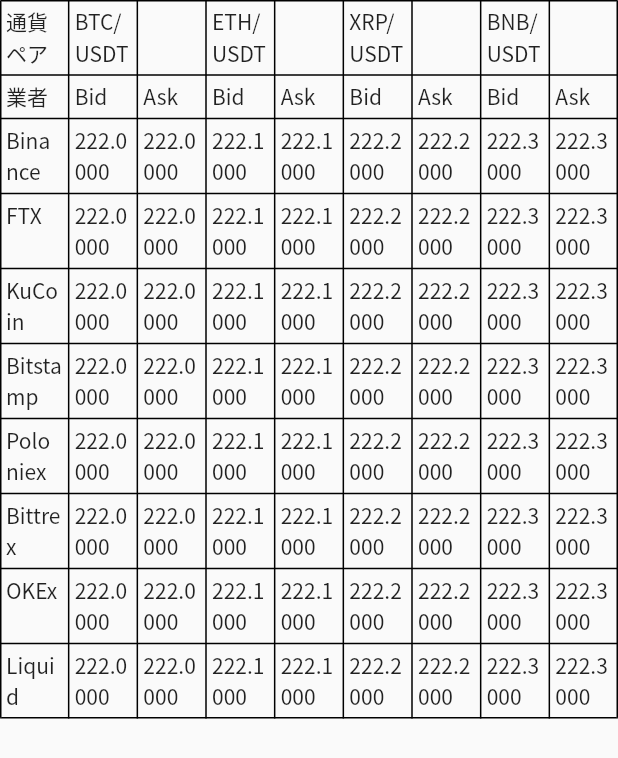
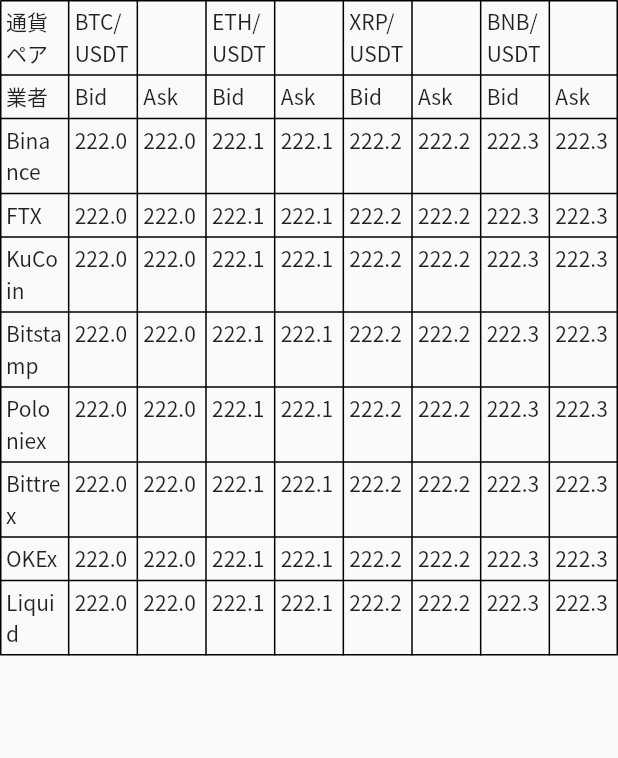
Before and after one commit to aaaa1597/flutter-arbph2v2, a Flutter app: the _AskBidTable widget shown alone on an empty page, opened directly, on a phone screen of 412 x 824 dp. Shown: the top 758 px of the screen. Run offline on Flutter 3.47's test engine with Material 2 defaults, Android fonts, the phone set to English and light mode, and no system bars; our stand-ins replace flutter_hooks, flutter_riverpod, hooks_riverpod, riverpod.

Commit message:
bid/ask取得処理の皮を作成。2

```diff
--- a/lib/main.dart
+++ b/lib/main.dart
@@ -99,19 +99,19 @@
 enum BrokerId { bi, fx, kc, bs, pn, bt, ex, lq,}
 extension on BrokerId { String get str => this.toString().split(".").last;}
 
-class AskBidData {
-  AskBidData(this.symbol, this.id, this.ask, this.bid);
+class AskBidDataforTbl {
+  AskBidDataforTbl(this.symbol, this.id, this.askstr, this.bidstr);
   final Symbol symbol;
   final BrokerId id;
-  final double ask;
-  final double bid;
+  final String askstr;
+  final String bidstr;
 }
 
-final askbidProvider = Provider.family<List<AskBidData>, BrokerId>((ref, bid) {
-   return [AskBidData(Symbol.BTC_USDT, bid, 111.0, 222.0),
-           AskBidData(Symbol.ETH_USDT, bid, 111.1, 222.1),
-           AskBidData(Symbol.XRP_USDT, bid, 111.2, 222.2),
-           AskBidData(Symbol.BNB_USDT, bid, 111.3, 222.3),];
+final askbidProvider = Provider.family<List<AskBidDataforTbl>, BrokerId>((ref, bid) {
+   return [AskBidDataforTbl(Symbol.BTC_USDT, bid, '111.0', '222.0'),
+           AskBidDataforTbl(Symbol.ETH_USDT, bid, '111.1', '222.1'),
+           AskBidDataforTbl(Symbol.XRP_USDT, bid, '111.2', '222.2'),
+           AskBidDataforTbl(Symbol.BNB_USDT, bid, '111.3', '222.3'),];
 });
 
 class _AskBidTable extends HookWidget {
@@ -132,70 +132,70 @@
       children: [
         TableRow(children: [Padding(padding: EdgeInsets.all(4.0),child: Text("通貨ペア")),Padding(padding: EdgeInsets.all(4.0),child: Text("BTC/USDT")),Text("")                                                 ,Padding(padding: EdgeInsets.all(4.0),child: Text("ETH/USDT")) ,Text("")                                                 ,Padding(padding: EdgeInsets.all(4.0),child: Text("XRP/USDT")) ,Text("")                                                 ,Padding(padding: EdgeInsets.all(4.0),child: Text("BNB/USDT")),Text("")                                                ,]),
         TableRow(children: [Padding(padding: EdgeInsets.all(4.0),child: Text("業者"))    ,Padding(padding: EdgeInsets.all(4.0),child: Text("Bid"))     ,Padding(padding: EdgeInsets.all(4.0),child: Text("Ask")) ,Padding(padding: EdgeInsets.all(4.0),child: Text("Bid"))      ,Padding(padding: EdgeInsets.all(4.0),child: Text("Ask")) ,Padding(padding: EdgeInsets.all(4.0),child: Text("Bid"))      ,Padding(padding: EdgeInsets.all(4.0),child: Text("Ask")) ,Padding(padding: EdgeInsets.all(4.0),child: Text("Bid"))     ,Padding(padding: EdgeInsets.all(4.0),child: Text("Ask")),]),
-        TableRow(children: [Padding(padding: EdgeInsets.all(4.0),child: Text("Binance")) ,Padding(padding: EdgeInsets.all(4.0),child: Text(AskBidsbi[0].bid.toStringAsFixed(4)))
-                                                                                         ,Padding(padding: EdgeInsets.all(4.0),child: Text(AskBidsbi[0].bid.toStringAsFixed(4)))
-                                                                                         ,Padding(padding: EdgeInsets.all(4.0),child: Text(AskBidsbi[1].bid.toStringAsFixed(4)))
-                                                                                         ,Padding(padding: EdgeInsets.all(4.0),child: Text(AskBidsbi[1].bid.toStringAsFixed(4)))
-                                                                                         ,Padding(padding: EdgeInsets.all(4.0),child: Text(AskBidsbi[2].bid.toStringAsFixed(4)))
-                                                                                         ,Padding(padding: EdgeInsets.all(4.0),child: Text(AskBidsbi[2].bid.toStringAsFixed(4)))
-                                                                                         ,Padding(padding: EdgeInsets.all(4.0),child: Text(AskBidsbi[3].bid.toStringAsFixed(4)))
-                                                                                         ,Padding(padding: EdgeInsets.all(4.0),child: Text(AskBidsbi[3].bid.toStringAsFixed(4))),]),
-        TableRow(children: [Padding(padding: EdgeInsets.all(4.0),child: Text("FTX"))     ,Padding(padding: EdgeInsets.all(4.0),child: Text(AskBidsfx[0].bid.toStringAsFixed(4)))
-                                                                                         ,Padding(padding: EdgeInsets.all(4.0),child: Text(AskBidsfx[0].bid.toStringAsFixed(4)))
-                                                                                         ,Padding(padding: EdgeInsets.all(4.0),child: Text(AskBidsfx[1].bid.toStringAsFixed(4)))
-                                                                                         ,Padding(padding: EdgeInsets.all(4.0),child: Text(AskBidsfx[1].bid.toStringAsFixed(4)))
-                                                                                         ,Padding(padding: EdgeInsets.all(4.0),child: Text(AskBidsfx[2].bid.toStringAsFixed(4)))
-                                                                                         ,Padding(padding: EdgeInsets.all(4.0),child: Text(AskBidsfx[2].bid.toStringAsFixed(4)))
-                                                                                         ,Padding(padding: EdgeInsets.all(4.0),child: Text(AskBidsfx[3].bid.toStringAsFixed(4)))
-                                                                                         ,Padding(padding: EdgeInsets.all(4.0),child: Text(AskBidsfx[3].bid.toStringAsFixed(4))),]),
-        TableRow(children: [Padding(padding: EdgeInsets.all(4.0),child: Text("KuCoin"))  ,Padding(padding: EdgeInsets.all(4.0),child: Text(AskBidskc[0].bid.toStringAsFixed(4)))
-                                                                                         ,Padding(padding: EdgeInsets.all(4.0),child: Text(AskBidskc[0].bid.toStringAsFixed(4)))
-                                                                                         ,Padding(padding: EdgeInsets.all(4.0),child: Text(AskBidskc[1].bid.toStringAsFixed(4)))
-                                                                                         ,Padding(padding: EdgeInsets.all(4.0),child: Text(AskBidskc[1].bid.toStringAsFixed(4)))
-                                                                                         ,Padding(padding: EdgeInsets.all(4.0),child: Text(AskBidskc[2].bid.toStringAsFixed(4)))
-                                                                                         ,Padding(padding: EdgeInsets.all(4.0),child: Text(AskBidskc[2].bid.toStringAsFixed(4)))
-                                                                                         ,Padding(padding: EdgeInsets.all(4.0),child: Text(AskBidskc[3].bid.toStringAsFixed(4)))
-                                                                                         ,Padding(padding: EdgeInsets.all(4.0),child: Text(AskBidskc[3].bid.toStringAsFixed(4))),]),
-        TableRow(children: [Padding(padding: EdgeInsets.all(4.0),child: Text("Bitstamp")),Padding(padding: EdgeInsets.all(4.0),child: Text(AskBidsbs[0].bid.toStringAsFixed(4)))
-                                                                                         ,Padding(padding: EdgeInsets.all(4.0),child: Text(AskBidsbs[0].bid.toStringAsFixed(4)))
-                                                                                         ,Padding(padding: EdgeInsets.all(4.0),child: Text(AskBidsbs[1].bid.toStringAsFixed(4)))
-                                                                                         ,Padding(padding: EdgeInsets.all(4.0),child: Text(AskBidsbs[1].bid.toStringAsFixed(4)))
-                                                                                         ,Padding(padding: EdgeInsets.all(4.0),child: Text(AskBidsbs[2].bid.toStringAsFixed(4)))
-                                                                                         ,Padding(padding: EdgeInsets.all(4.0),child: Text(AskBidsbs[2].bid.toStringAsFixed(4)))
-                                                                                         ,Padding(padding: EdgeInsets.all(4.0),child: Text(AskBidsbs[3].bid.toStringAsFixed(4)))
-                                                                                         ,Padding(padding: EdgeInsets.all(4.0),child: Text(AskBidsbs[3].bid.toStringAsFixed(4))),]),
-        TableRow(children: [Padding(padding: EdgeInsets.all(4.0),child: Text("Poloniex")),Padding(padding: EdgeInsets.all(4.0),child: Text(AskBidspn[0].bid.toStringAsFixed(4)))
-                                                                                         ,Padding(padding: EdgeInsets.all(4.0),child: Text(AskBidspn[0].bid.toStringAsFixed(4)))
-                                                                                         ,Padding(padding: EdgeInsets.all(4.0),child: Text(AskBidspn[1].bid.toStringAsFixed(4)))
-                                                                                         ,Padding(padding: EdgeInsets.all(4.0),child: Text(AskBidspn[1].bid.toStringAsFixed(4)))
-                                                                                         ,Padding(padding: EdgeInsets.all(4.0),child: Text(AskBidspn[2].bid.toStringAsFixed(4)))
-                                                                                         ,Padding(padding: EdgeInsets.all(4.0),child: Text(AskBidspn[2].bid.toStringAsFixed(4)))
-                                                                                         ,Padding(padding: EdgeInsets.all(4.0),child: Text(AskBidspn[3].bid.toStringAsFixed(4)))
-                                                                                         ,Padding(padding: EdgeInsets.all(4.0),child: Text(AskBidspn[3].bid.toStringAsFixed(4))),]),
-        TableRow(children: [Padding(padding: EdgeInsets.all(4.0),child: Text("Bittrex")) ,Padding(padding: EdgeInsets.all(4.0),child: Text(AskBidsbt[0].bid.toStringAsFixed(4)))
-                                                                                         ,Padding(padding: EdgeInsets.all(4.0),child: Text(AskBidsbt[0].bid.toStringAsFixed(4)))
-                                                                                         ,Padding(padding: EdgeInsets.all(4.0),child: Text(AskBidsbt[1].bid.toStringAsFixed(4)))
-                                                                                         ,Padding(padding: EdgeInsets.all(4.0),child: Text(AskBidsbt[1].bid.toStringAsFixed(4)))
-                                                                                         ,Padding(padding: EdgeInsets.all(4.0),child: Text(AskBidsbt[2].bid.toStringAsFixed(4)))
-                                                                                         ,Padding(padding: EdgeInsets.all(4.0),child: Text(AskBidsbt[2].bid.toStringAsFixed(4)))
-                                                                                         ,Padding(padding: EdgeInsets.all(4.0),child: Text(AskBidsbt[3].bid.toStringAsFixed(4)))
-                                                                                         ,Padding(padding: EdgeInsets.all(4.0),child: Text(AskBidsbt[3].bid.toStringAsFixed(4))),]),
-        TableRow(children: [Padding(padding: EdgeInsets.all(4.0),child: Text("OKEx"))    ,Padding(padding: EdgeInsets.all(4.0),child: Text(AskBidsex[0].bid.toStringAsFixed(4)))
-                                                                                         ,Padding(padding: EdgeInsets.all(4.0),child: Text(AskBidsex[0].bid.toStringAsFixed(4)))
-                                                                                         ,Padding(padding: EdgeInsets.all(4.0),child: Text(AskBidsex[1].bid.toStringAsFixed(4)))
-                                                                                         ,Padding(padding: EdgeInsets.all(4.0),child: Text(AskBidsex[1].bid.toStringAsFixed(4)))
-                                                                                         ,Padding(padding: EdgeInsets.all(4.0),child: Text(AskBidsex[2].bid.toStringAsFixed(4)))
-                                                                                         ,Padding(padding: EdgeInsets.all(4.0),child: Text(AskBidsex[2].bid.toStringAsFixed(4)))
-                                                                                         ,Padding(padding: EdgeInsets.all(4.0),child: Text(AskBidsex[3].bid.toStringAsFixed(4)))
-                                                                                         ,Padding(padding: EdgeInsets.all(4.0),child: Text(AskBidsex[3].bid.toStringAsFixed(4))),]),
-        TableRow(children: [Padding(padding: EdgeInsets.all(4.0),child: Text("Liquid"))  ,Padding(padding: EdgeInsets.all(4.0),child: Text(AskBidslq[0].bid.toStringAsFixed(4)))
-                                                                                         ,Padding(padding: EdgeInsets.all(4.0),child: Text(AskBidslq[0].bid.toStringAsFixed(4)))
-                                                                                         ,Padding(padding: EdgeInsets.all(4.0),child: Text(AskBidslq[1].bid.toStringAsFixed(4)))
-                                                                                         ,Padding(padding: EdgeInsets.all(4.0),child: Text(AskBidslq[1].bid.toStringAsFixed(4)))
-                                                                                         ,Padding(padding: EdgeInsets.all(4.0),child: Text(AskBidslq[2].bid.toStringAsFixed(4)))
-                                                                                         ,Padding(padding: EdgeInsets.all(4.0),child: Text(AskBidslq[2].bid.toStringAsFixed(4)))
-                                                                                         ,Padding(padding: EdgeInsets.all(4.0),child: Text(AskBidslq[3].bid.toStringAsFixed(4)))
-                                                                                         ,Padding(padding: EdgeInsets.all(4.0),child: Text(AskBidslq[3].bid.toStringAsFixed(4))),]),
+        TableRow(children: [Padding(padding: EdgeInsets.all(4.0),child: Text("Binance")) ,Padding(padding: EdgeInsets.all(4.0),child: Text(AskBidsbi[0].bidstr))
+                                                                                         ,Padding(padding: EdgeInsets.all(4.0),child: Text(AskBidsbi[0].bidstr))
+                                                                                         ,Padding(padding: EdgeInsets.all(4.0),child: Text(AskBidsbi[1].bidstr))
+                                                                                         ,Padding(padding: EdgeInsets.all(4.0),child: Text(AskBidsbi[1].bidstr))
+                                                                                         ,Padding(padding: EdgeInsets.all(4.0),child: Text(AskBidsbi[2].bidstr))
+                                                                                         ,Padding(padding: EdgeInsets.all(4.0),child: Text(AskBidsbi[2].bidstr))
+                                                                                         ,Padding(padding: EdgeInsets.all(4.0),child: Text(AskBidsbi[3].bidstr))
+                                                                                         ,Padding(padding: EdgeInsets.all(4.0),child: Text(AskBidsbi[3].bidstr)),]),
+        TableRow(children: [Padding(padding: EdgeInsets.all(4.0),child: Text("FTX"))     ,Padding(padding: EdgeInsets.all(4.0),child: Text(AskBidsfx[0].bidstr))
+                                                                                         ,Padding(padding: EdgeInsets.all(4.0),child: Text(AskBidsfx[0].bidstr))
+                                                                                         ,Padding(padding: EdgeInsets.all(4.0),child: Text(AskBidsfx[1].bidstr))
+                                                                                         ,Padding(padding: EdgeInsets.all(4.0),child: Text(AskBidsfx[1].bidstr))
+                                                                                         ,Padding(padding: EdgeInsets.all(4.0),child: Text(AskBidsfx[2].bidstr))
+                                                                                         ,Padding(padding: EdgeInsets.all(4.0),child: Text(AskBidsfx[2].bidstr))
+                                                                                         ,Padding(padding: EdgeInsets.all(4.0),child: Text(AskBidsfx[3].bidstr))
+                                                                                         ,Padding(padding: EdgeInsets.all(4.0),child: Text(AskBidsfx[3].bidstr)),]),
+        TableRow(children: [Padding(padding: EdgeInsets.all(4.0),child: Text("KuCoin"))  ,Padding(padding: EdgeInsets.all(4.0),child: Text(AskBidskc[0].bidstr))
+                                                                                         ,Padding(padding: EdgeInsets.all(4.0),child: Text(AskBidskc[0].bidstr))
+                                                                                         ,Padding(padding: EdgeInsets.all(4.0),child: Text(AskBidskc[1].bidstr))
+                                                                                         ,Padding(padding: EdgeInsets.all(4.0),child: Text(AskBidskc[1].bidstr))
+                                                                                         ,Padding(padding: EdgeInsets.all(4.0),child: Text(AskBidskc[2].bidstr))
+                                                                                         ,Padding(padding: EdgeInsets.all(4.0),child: Text(AskBidskc[2].bidstr))
+                                                                                         ,Padding(padding: EdgeInsets.all(4.0),child: Text(AskBidskc[3].bidstr))
+                                                                                         ,Padding(padding: EdgeInsets.all(4.0),child: Text(AskBidskc[3].bidstr)),]),
+        TableRow(children: [Padding(padding: EdgeInsets.all(4.0),child: Text("Bitstamp")),Padding(padding: EdgeInsets.all(4.0),child: Text(AskBidsbs[0].bidstr))
+                                                                                         ,Padding(padding: EdgeInsets.all(4.0),child: Text(AskBidsbs[0].bidstr))
+                                                                                         ,Padding(padding: EdgeInsets.all(4.0),child: Text(AskBidsbs[1].bidstr))
+                                                                                         ,Padding(padding: EdgeInsets.all(4.0),child: Text(AskBidsbs[1].bidstr))
+                                                                                         ,Padding(padding: EdgeInsets.all(4.0),child: Text(AskBidsbs[2].bidstr))
+                                                                                         ,Padding(padding: EdgeInsets.all(4.0),child: Text(AskBidsbs[2].bidstr))
+                                                                                         ,Padding(padding: EdgeInsets.all(4.0),child: Text(AskBidsbs[3].bidstr))
+                                                                                         ,Padding(padding: EdgeInsets.all(4.0),child: Text(AskBidsbs[3].bidstr)),]),
+        TableRow(children: [Padding(padding: EdgeInsets.all(4.0),child: Text("Poloniex")),Padding(padding: EdgeInsets.all(4.0),child: Text(AskBidspn[0].bidstr))
+                                                                                         ,Padding(padding: EdgeInsets.all(4.0),child: Text(AskBidspn[0].bidstr))
+                                                                                         ,Padding(padding: EdgeInsets.all(4.0),child: Text(AskBidspn[1].bidstr))
+                                                                                         ,Padding(padding: EdgeInsets.all(4.0),child: Text(AskBidspn[1].bidstr))
+                                                                                         ,Padding(padding: EdgeInsets.all(4.0),child: Text(AskBidspn[2].bidstr))
+                                                                                         ,Padding(padding: EdgeInsets.all(4.0),child: Text(AskBidspn[2].bidstr))
+                                                                                         ,Padding(padding: EdgeInsets.all(4.0),child: Text(AskBidspn[3].bidstr))
+                                                                                         ,Padding(padding: EdgeInsets.all(4.0),child: Text(AskBidspn[3].bidstr)),]),
+        TableRow(children: [Padding(padding: EdgeInsets.all(4.0),child: Text("Bittrex")) ,Padding(padding: EdgeInsets.all(4.0),child: Text(AskBidsbt[0].bidstr))
+                                                                                         ,Padding(padding: EdgeInsets.all(4.0),child: Text(AskBidsbt[0].bidstr))
+                                                                                         ,Padding(padding: EdgeInsets.all(4.0),child: Text(AskBidsbt[1].bidstr))
+                                                                                         ,Padding(padding: EdgeInsets.all(4.0),child: Text(AskBidsbt[1].bidstr))
+                                                                                         ,Padding(padding: EdgeInsets.all(4.0),child: Text(AskBidsbt[2].bidstr))
+                                                                                         ,Padding(padding: EdgeInsets.all(4.0),child: Text(AskBidsbt[2].bidstr))
+                                                                                         ,Padding(padding: EdgeInsets.all(4.0),child: Text(AskBidsbt[3].bidstr))
+                                                                                         ,Padding(padding: EdgeInsets.all(4.0),child: Text(AskBidsbt[3].bidstr)),]),
+        TableRow(children: [Padding(padding: EdgeInsets.all(4.0),child: Text("OKEx"))    ,Padding(padding: EdgeInsets.all(4.0),child: Text(AskBidsex[0].bidstr))
+                                                                                         ,Padding(padding: EdgeInsets.all(4.0),child: Text(AskBidsex[0].bidstr))
+                                                                                         ,Padding(padding: EdgeInsets.all(4.0),child: Text(AskBidsex[1].bidstr))
+                                                                                         ,Padding(padding: EdgeInsets.all(4.0),child: Text(AskBidsex[1].bidstr))
+                                                                                         ,Padding(padding: EdgeInsets.all(4.0),child: Text(AskBidsex[2].bidstr))
+                                                                                         ,Padding(padding: EdgeInsets.all(4.0),child: Text(AskBidsex[2].bidstr))
+                                                                                         ,Padding(padding: EdgeInsets.all(4.0),child: Text(AskBidsex[3].bidstr))
+                                                                                         ,Padding(padding: EdgeInsets.all(4.0),child: Text(AskBidsex[3].bidstr)),]),
+        TableRow(children: [Padding(padding: EdgeInsets.all(4.0),child: Text("Liquid"))  ,Padding(padding: EdgeInsets.all(4.0),child: Text(AskBidslq[0].bidstr))
+                                                                                         ,Padding(padding: EdgeInsets.all(4.0),child: Text(AskBidslq[0].bidstr))
+                                                                                         ,Padding(padding: EdgeInsets.all(4.0),child: Text(AskBidslq[1].bidstr))
+                                                                                         ,Padding(padding: EdgeInsets.all(4.0),child: Text(AskBidslq[1].bidstr))
+                                                                                         ,Padding(padding: EdgeInsets.all(4.0),child: Text(AskBidslq[2].bidstr))
+                                                                                         ,Padding(padding: EdgeInsets.all(4.0),child: Text(AskBidslq[2].bidstr))
+                                                                                         ,Padding(padding: EdgeInsets.all(4.0),child: Text(AskBidslq[3].bidstr))
+                                                                                         ,Padding(padding: EdgeInsets.all(4.0),child: Text(AskBidslq[3].bidstr)),]),
       ],);
   }
 }
```
